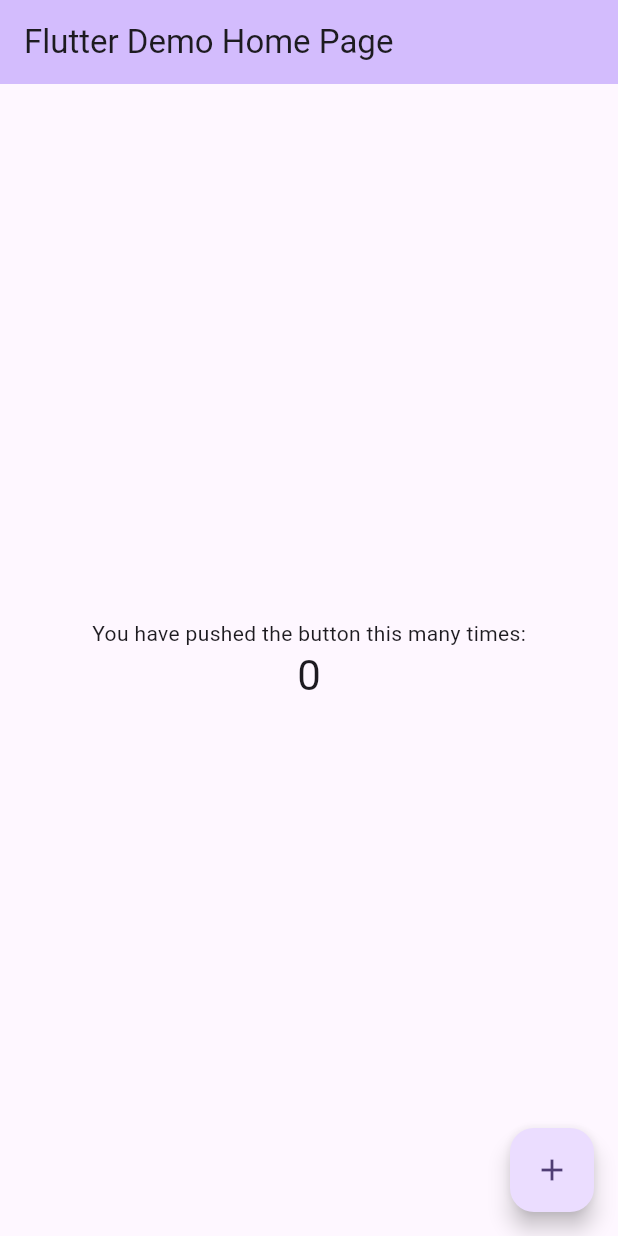
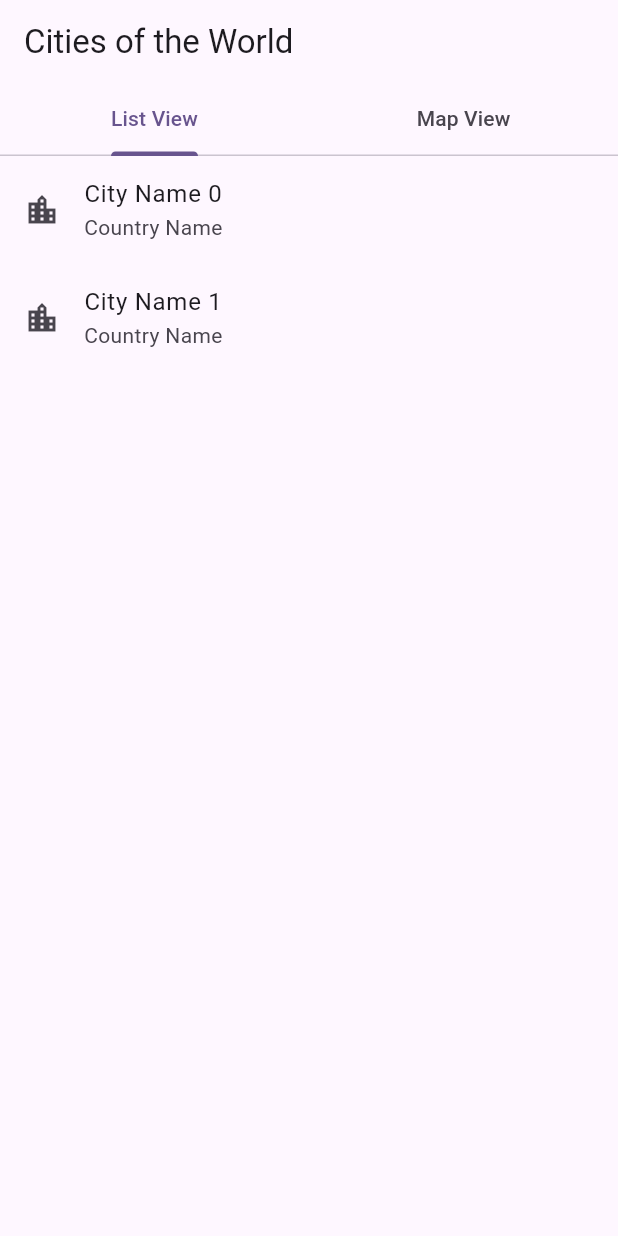
Before and after one commit to osamaasifoak/cities-of-the-world, a Flutter app: the screen it shows after launch, on a phone screen of 412 x 824 dp. Run offline on Flutter 3.47's test engine with Material 3 defaults, Android fonts, the phone set to English and light mode, and no system bars; our stand-ins replace dio, flutter_dotenv, hive, hive_flutter; accounts and stored records are empty.

Commit message:
chore: Set up project structure with core, models, providers, repositories, services, and UI
- Created basic folder structure following clean architecture principles
- Added initial setup for API services, providers, repositories, and UI components

```diff
--- /dev/null
+++ b/lib/core/models/country_model.dart
@@ -0,0 +1,31 @@
+import 'package:hive/hive.dart';
+import 'package:json_annotation/json_annotation.dart';
+
+part 'country_model.g.dart';
+
+@HiveType(typeId: 1)
+@JsonSerializable()
+class CountryModel {
+  @HiveField(0)
+  final int id;
+
+  @HiveField(1)
+  final String name;
+
+  @HiveField(2)
+  final String code;
+
+  @HiveField(3)
+  final int continentId;
+
+  CountryModel({
+    required this.id,
+    required this.name,
+    required this.code,
+    required this.continentId,
+  });
+
+  factory CountryModel.fromJson(Map<String, dynamic> json) =>
+      _$CountryFromJson(json);
+  Map<String, dynamic> toJson() => _$CountryToJson(this);
+}
--- a/lib/main.dart
+++ b/lib/main.dart
@@ -1,125 +1,28 @@
 import 'package:flutter/material.dart';
+import 'package:cities_of_the_world/resources/resources.dart';
+import 'package:cities_of_the_world/screens/cities_screen.dart';
+import 'package:flutter_dotenv/flutter_dotenv.dart';
+import 'package:hive_flutter/hive_flutter.dart';
 
-void main() {
+void main() async {
+  await Hive.initFlutter();
+  await dotenv.load(fileName: ".env");
+
   runApp(const MyApp());
 }
 
 class MyApp extends StatelessWidget {
   const MyApp({super.key});
 
-  // This widget is the root of your application.
   @override
   Widget build(BuildContext context) {
     return MaterialApp(
-      title: 'Flutter Demo',
+      title: AppStrings.appName,
       theme: ThemeData(
-        // This is the theme of your application.
-        //
-        // TRY THIS: Try running your application with "flutter run". You'll see
-        // the application has a purple toolbar. Then, without quitting the app,
-        // try changing the seedColor in the colorScheme below to Colors.green
-        // and then invoke "hot reload" (save your changes or press the "hot
-        // reload" button in a Flutter-supported IDE, or press "r" if you used
-        // the command line to start the app).
-        //
-        // Notice that the counter didn't reset back to zero; the application
-        // state is not lost during the reload. To reset the state, use hot
-        // restart instead.
-        //
-        // This works for code too, not just values: Most code changes can be
-        // tested with just a hot reload.
         colorScheme: ColorScheme.fromSeed(seedColor: Colors.deepPurple),
         useMaterial3: true,
       ),
-      home: const MyHomePage(title: 'Flutter Demo Home Page'),
+      home: const CitiesView(),
     );
   }
 }
-
-class MyHomePage extends StatefulWidget {
-  const MyHomePage({super.key, required this.title});
-
-  // This widget is the home page of your application. It is stateful, meaning
-  // that it has a State object (defined below) that contains fields that affect
-  // how it looks.
-
-  // This class is the configuration for the state. It holds the values (in this
-  // case the title) provided by the parent (in this case the App widget) and
-  // used by the build method of the State. Fields in a Widget subclass are
-  // always marked "final".
-
-  final String title;
-
-  @override
-  State<MyHomePage> createState() => _MyHomePageState();
-}
-
-class _MyHomePageState extends State<MyHomePage> {
-  int _counter = 0;
-
-  void _incrementCounter() {
-    setState(() {
-      // This call to setState tells the Flutter framework that something has
-      // changed in this State, which causes it to rerun the build method below
-      // so that the display can reflect the updated values. If we changed
-      // _counter without calling setState(), then the build method would not be
-      // called again, and so nothing would appear to happen.
-      _counter++;
-    });
-  }
-
-  @override
-  Widget build(BuildContext context) {
-    // This method is rerun every time setState is called, for instance as done
-    // by the _incrementCounter method above.
-    //
-    // The Flutter framework has been optimized to make rerunning build methods
-    // fast, so that you can just rebuild anything that needs updating rather
-    // than having to individually change instances of widgets.
-    return Scaffold(
-      appBar: AppBar(
-        // TRY THIS: Try changing the color here to a specific color (to
-        // Colors.amber, perhaps?) and trigger a hot reload to see the AppBar
-        // change color while the other colors stay the same.
-        backgroundColor: Theme.of(context).colorScheme.inversePrimary,
-        // Here we take the value from the MyHomePage object that was created by
-        // the App.build method, and use it to set our appbar title.
-        title: Text(widget.title),
-      ),
-      body: Center(
-        // Center is a layout widget. It takes a single child and positions it
-        // in the middle of the parent.
-        child: Column(
-          // Column is also a layout widget. It takes a list of children and
-          // arranges them vertically. By default, it sizes itself to fit its
-          // children horizontally, and tries to be as tall as its parent.
-          //
-          // Column has various properties to control how it sizes itself and
-          // how it positions its children. Here we use mainAxisAlignment to
-          // center the children vertically; the main axis here is the vertical
-          // axis because Columns are vertical (the cross axis would be
-          // horizontal).
-          //
-          // TRY THIS: Invoke "debug painting" (choose the "Toggle Debug Paint"
-          // action in the IDE, or press "p" in the console), to see the
-          // wireframe for each widget.
-          mainAxisAlignment: MainAxisAlignment.center,
-          children: <Widget>[
-            const Text(
-              'You have pushed the button this many times:',
-            ),
-            Text(
-              '$_counter',
-              style: Theme.of(context).textTheme.headlineMedium,
-            ),
-          ],
-        ),
-      ),
-      floatingActionButton: FloatingActionButton(
-        onPressed: _incrementCounter,
-        tooltip: 'Increment',
-        child: const Icon(Icons.add),
-      ), // This trailing comma makes auto-formatting nicer for build methods.
-    );
-  }
-}
--- /dev/null
+++ b/lib/providers/cities_provider.dart
@@ -0,0 +1,19 @@
+import 'package:flutter/material.dart';
+import 'package:cities_of_the_world/core/models/city_model.dart';
+import 'package:cities_of_the_world/repositories/cities_repository.dart';
+import 'package:cities_of_the_world/core/utils/data_state.dart';
+
+class CitiesProvider extends ChangeNotifier {
+  DataState<List<CityModel>> cities = const DataState.loading();
+  final CitiesRepository _cityRepository = CitiesRepository();
+
+  Future<void> fetchCities() async {
+    cities = const DataState.loading();
+    notifyListeners();
+
+    final response = await _cityRepository.getCitiesData();
+
+    cities = response;
+    notifyListeners();
+  }
+}
--- /dev/null
+++ b/lib/repositories/cities_repository.dart
@@ -0,0 +1,27 @@
+import 'package:cities_of_the_world/core/models/city_model.dart';
+import 'package:cities_of_the_world/core/utils/data_state.dart';
+import 'package:cities_of_the_world/services/cities_api_services.dart';
+import 'package:hive_flutter/hive_flutter.dart';
+
+class CitiesRepository {
+  final CitiesApiService _cityApiService = CitiesApiService();
+
+  Future<DataState<List<CityModel>>> getCitiesData() async {
+    var box = await Hive.openBox('cacheBox');
+
+    if (box.containsKey('cityData')) {
+      final List<dynamic> cachedData = box.get('cityData');
+      final parsedData =
+          cachedData.map((json) => CityModel.fromJson(json)).toList();
+      return DataState.completed(parsedData);
+    } else {
+      try {
+        final List<CityModel> cities = await _cityApiService.fetchCities();
+        await box.put('cityData', cities.map((city) => city.toJson()).toList());
+        return DataState.completed(cities);
+      } catch (e) {
+        return DataState.error('Failed to fetch city data: $e');
+      }
+    }
+  }
+}
--- /dev/null
+++ b/lib/resources/colors.dart
@@ -0,0 +1 @@
+class AppColors {}
--- /dev/null
+++ b/lib/resources/resources.dart
@@ -0,0 +1,3 @@
+export './colors.dart';
+export './strings.dart';
+export './styles.dart';
--- /dev/null
+++ b/lib/resources/strings.dart
@@ -0,0 +1,5 @@
+class AppStrings {
+  static const appName = "Cities of the World";
+  static const listView = "List View";
+  static const mapView = "Map View";
+}
--- /dev/null
+++ b/lib/resources/styles.dart
@@ -0,0 +1 @@
+class AppStyles {}
--- /dev/null
+++ b/lib/screens/cities_listview_screen.dart
@@ -0,0 +1,19 @@
+import 'package:flutter/material.dart';
+
+class CitiesListviewScreen extends StatelessWidget {
+  const CitiesListviewScreen({super.key});
+
+  @override
+  Widget build(BuildContext context) {
+    return ListView.builder(
+      itemCount: 2,
+      itemBuilder: (context, index) {
+        return ListTile(
+          leading: const Icon(Icons.location_city),
+          title: Text('City Name $index'),
+          subtitle: const Text('Country Name'),
+        );
+      },
+    );
+  }
+}
--- /dev/null
+++ b/lib/screens/cities_screen.dart
@@ -0,0 +1,37 @@
+import 'package:cities_of_the_world/resources/resources.dart';
+import 'package:cities_of_the_world/screens/cities_listview_screen.dart';
+import 'package:cities_of_the_world/screens/cities_mapview_screen.dart';
+import 'package:flutter/material.dart';
+
+class CitiesView extends StatelessWidget {
+  const CitiesView({super.key});
+
+  @override
+  Widget build(BuildContext context) {
+    return DefaultTabController(
+      initialIndex: 0,
+      length: 2,
+      child: Scaffold(
+        appBar: AppBar(
+          title: const Text(AppStrings.appName),
+          bottom: const TabBar(
+            tabs: [
+              Tab(
+                text: AppStrings.listView,
+              ),
+              Tab(
+                text: AppStrings.mapView,
+              ),
+            ],
+          ),
+        ),
+        body: const TabBarView(
+          children: [
+            CitiesListviewScreen(),
+            CitiesMapviewScreen(),
+          ],
+        ),
+      ),
+    );
+  }
+}
--- /dev/null
+++ b/lib/services/cities_api_services.dart
@@ -0,0 +1,16 @@
+import 'package:cities_of_the_world/core/models/city_model.dart';
+import 'package:cities_of_the_world/core/network/api_client.dart';
+
+class CitiesApiService {
+  final ApiClient _apiClient = ApiClient();
+
+  Future<List<CityModel>> fetchCities() async {
+    try {
+      final response = await _apiClient.dio.get('/api/cities');
+      final List<dynamic> jsonData = response.data;
+      return jsonData.map((json) => CityModel.fromJson(json)).toList();
+    } catch (e) {
+      throw Exception('Failed to load cities: $e');
+    }
+  }
+}
```
Also changed, not shown: lib/core/models/city_model.dart (added, +51 -0 lines), lib/core/network/api_client.dart (added, +35 -0 lines), lib/core/utils/data_state.dart (added, +19 -0 lines), lib/screens/cities_mapview_screen.dart (added, +10 -0 lines), pubspec.yaml (+12 -2 lines), lib/core/models/city_model.g.dart (added), lib/core/models/country_model.g.dart (added), pubspec.lock, 8 other files.
